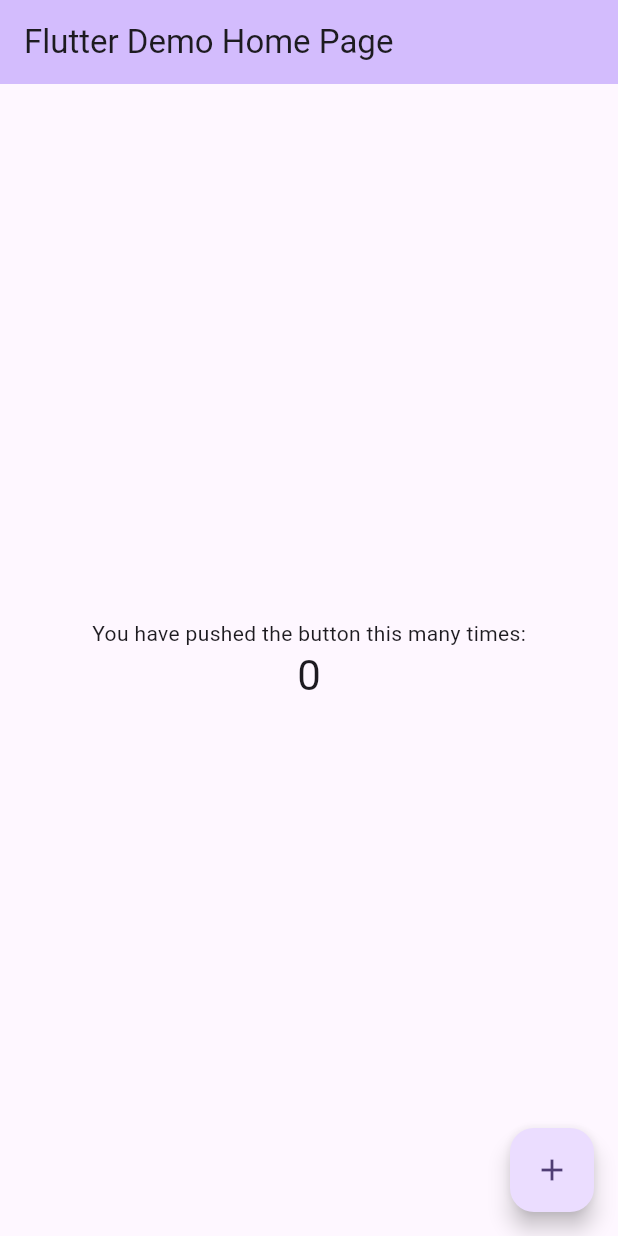
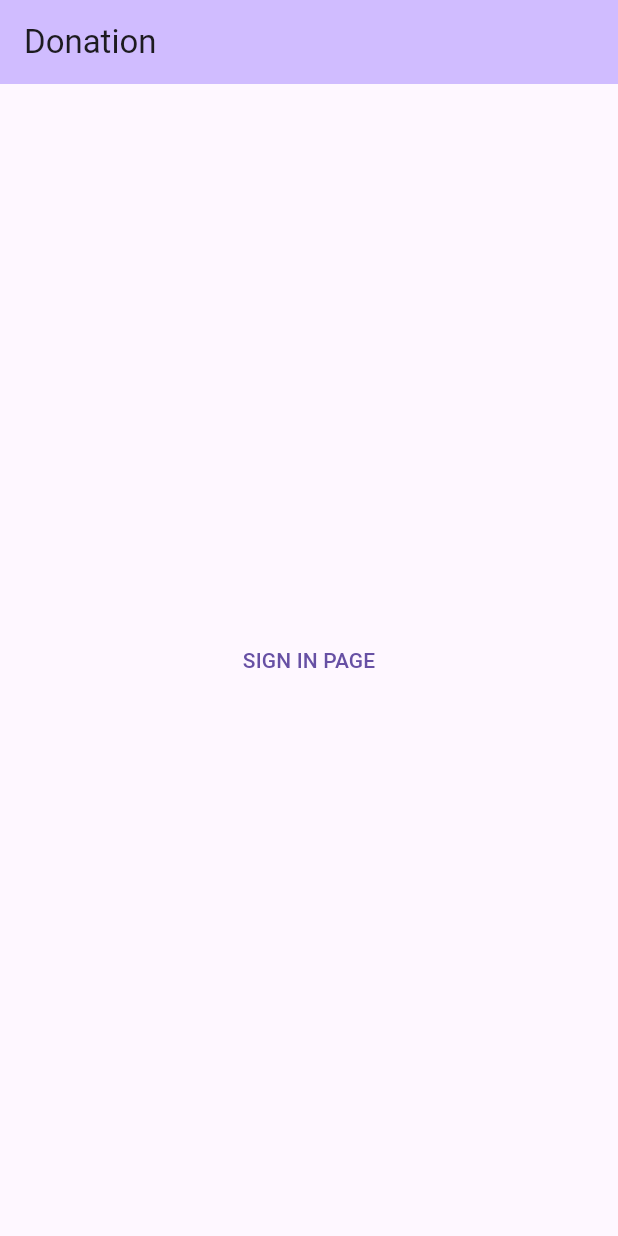
Before and after one commit to drcostales/donation_app_project, a Flutter app: the screen it shows after launch, on a phone screen of 412 x 824 dp. Run offline on Flutter 3.47's test engine with Material 3 defaults, Android fonts, the light colour scheme and no system bars.

Commit message:
add: pages

```diff
--- a/lib/main.dart
+++ b/lib/main.dart
@@ -1,4 +1,6 @@
 import 'package:flutter/material.dart';
+import 'pages/signin.dart';
+import 'pages/home.dart';
 
 void main() {
   runApp(const MyApp());
@@ -11,115 +13,16 @@
   @override
   Widget build(BuildContext context) {
     return MaterialApp(
-      title: 'Flutter Demo',
+      title: 'Donation App Project',
+      initialRoute: '/',
+      routes: {
+        '/': (context) => const MyHomePage(),
+        '/signin': (context) => const SignInPage(),
+      },
       theme: ThemeData(
-        // This is the theme of your application.
-        //
-        // TRY THIS: Try running your application with "flutter run". You'll see
-        // the application has a purple toolbar. Then, without quitting the app,
-        // try changing the seedColor in the colorScheme below to Colors.green
-        // and then invoke "hot reload" (save your changes or press the "hot
-        // reload" button in a Flutter-supported IDE, or press "r" if you used
-        // the command line to start the app).
-        //
-        // Notice that the counter didn't reset back to zero; the application
-        // state is not lost during the reload. To reset the state, use hot
-        // restart instead.
-        //
-        // This works for code too, not just values: Most code changes can be
-        // tested with just a hot reload.
-        colorScheme: ColorScheme.fromSeed(seedColor: Colors.deepPurple),
+        primarySwatch: Colors.deepPurple,
         useMaterial3: true,
       ),
-      home: const MyHomePage(title: 'Flutter Demo Home Page'),
     );
   }
 }
-
-class MyHomePage extends StatefulWidget {
-  const MyHomePage({super.key, required this.title});
-
-  // This widget is the home page of your application. It is stateful, meaning
-  // that it has a State object (defined below) that contains fields that affect
-  // how it looks.
-
-  // This class is the configuration for the state. It holds the values (in this
-  // case the title) provided by the parent (in this case the App widget) and
-  // used by the build method of the State. Fields in a Widget subclass are
-  // always marked "final".
-
-  final String title;
-
-  @override
-  State<MyHomePage> createState() => _MyHomePageState();
-}
-
-class _MyHomePageState extends State<MyHomePage> {
-  int _counter = 0;
-
-  void _incrementCounter() {
-    setState(() {
-      // This call to setState tells the Flutter framework that something has
-      // changed in this State, which causes it to rerun the build method below
-      // so that the display can reflect the updated values. If we changed
-      // _counter without calling setState(), then the build method would not be
-      // called again, and so nothing would appear to happen.
-      _counter++;
-    });
-  }
-
-  @override
-  Widget build(BuildContext context) {
-    // This method is rerun every time setState is called, for instance as done
-    // by the _incrementCounter method above.
-    //
-    // The Flutter framework has been optimized to make rerunning build methods
-    // fast, so that you can just rebuild anything that needs updating rather
-    // than having to individually change instances of widgets.
-    return Scaffold(
-      appBar: AppBar(
-        // TRY THIS: Try changing the color here to a specific color (to
-        // Colors.amber, perhaps?) and trigger a hot reload to see the AppBar
-        // change color while the other colors stay the same.
-        backgroundColor: Theme.of(context).colorScheme.inversePrimary,
-        // Here we take the value from the MyHomePage object that was created by
-        // the App.build method, and use it to set our appbar title.
-        title: Text(widget.title),
-      ),
-      body: Center(
-        // Center is a layout widget. It takes a single child and positions it
-        // in the middle of the parent.
-        child: Column(
-          // Column is also a layout widget. It takes a list of children and
-          // arranges them vertically. By default, it sizes itself to fit its
-          // children horizontally, and tries to be as tall as its parent.
-          //
-          // Column has various properties to control how it sizes itself and
-          // how it positions its children. Here we use mainAxisAlignment to
-          // center the children vertically; the main axis here is the vertical
-          // axis because Columns are vertical (the cross axis would be
-          // horizontal).
-          //
-          // TRY THIS: Invoke "debug painting" (choose the "Toggle Debug Paint"
-          // action in the IDE, or press "p" in the console), to see the
-          // wireframe for each widget.
-          mainAxisAlignment: MainAxisAlignment.center,
-          children: <Widget>[
-            const Text(
-              'You have pushed the button this many times:',
-            ),
-            Text(
-              '$_counter',
-              style: Theme.of(context).textTheme.headlineMedium,
-            ),
-          ],
-        ),
-      ),
-      floatingActionButton: FloatingActionButton(
-        onPressed: _incrementCounter,
-        tooltip: 'Increment',
-        child: const Icon(Icons.add),
-      ), // This trailing comma makes auto-formatting nicer for build methods.
-    );
-  }
-}
--- /dev/null
+++ b/lib/pages/home.dart
@@ -0,0 +1,33 @@
+import 'package:flutter/material.dart';
+
+class MyHomePage extends StatefulWidget {
+  const MyHomePage({super.key});
+
+  @override
+  State<MyHomePage> createState() => _MyHomePageState();
+}
+
+class _MyHomePageState extends State<MyHomePage> {
+  @override
+  Widget build(BuildContext context) {
+    return Scaffold(
+      appBar: AppBar(
+        backgroundColor: Theme.of(context).colorScheme.inversePrimary,
+        title: const Text("Donation"),
+      ),
+      body: Center(
+        child: Column(
+          mainAxisAlignment: MainAxisAlignment.center,
+          children: [
+            TextButton(
+              onPressed: () {
+                Navigator.pushNamed(context, '/signin');
+              },
+              child: const Text("SIGN IN PAGE"),
+            ),
+          ],
+        ),
+      ),
+    );
+  }
+}
```
Also changed, not shown: lib/pages/signin.dart (added, +132 -0 lines).
